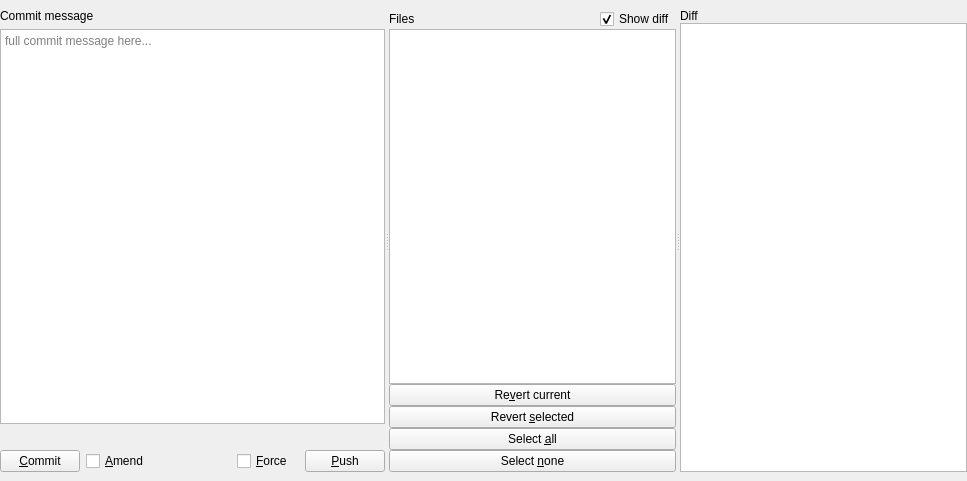
Old version of the form src/plugins/git/CommitForm.ui in the repository codepointerapp/codepointer.
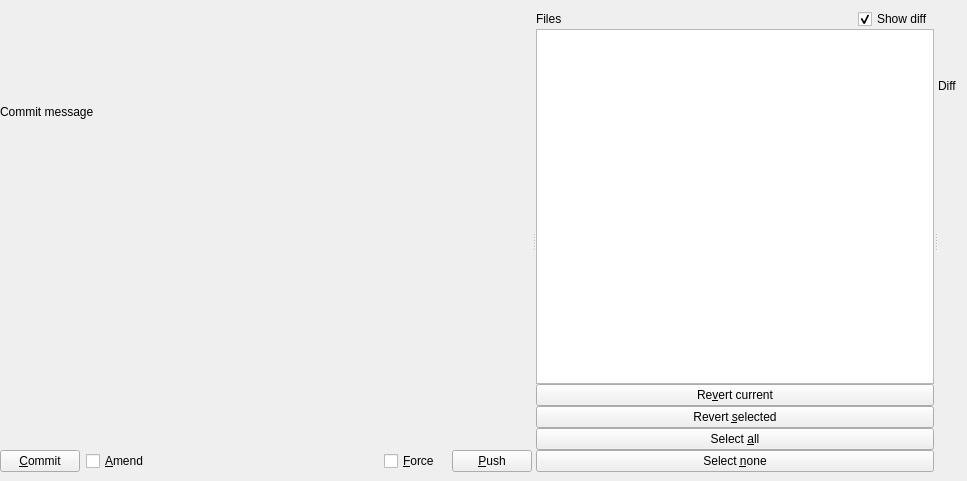
New version of the form. Custom widgets are drawn as their Qt base class.

```diff
--- a/src/plugins/git/CommitForm.ui
+++ b/src/plugins/git/CommitForm.ui
@@ -47,14 +47,7 @@
         </widget>
        </item>
        <item>
-        <widget class="QPlainTextEdit" name="commitMessage">
-         <property name="tabChangesFocus">
-          <bool>true</bool>
-         </property>
-         <property name="placeholderText">
-          <string>full commit message here...</string>
-         </property>
-        </widget>
+        <widget class="QWidget" name="commitMessage" native="true"/>
        </item>
        <item>
         <widget class="QLabel" name="gitOutput">
@@ -216,7 +209,7 @@
         <widget class="LoadingWidget" name="diffLoading" native="true"/>
        </item>
        <item>
-        <widget class="QPlainTextEdit" name="diffPreview"/>
+        <widget class="QWidget" name="diffPreview" native="true"/>
        </item>
       </layout>
      </widget>
```
Left out of the diff: 18 changed lines with no effect on the pictures.
